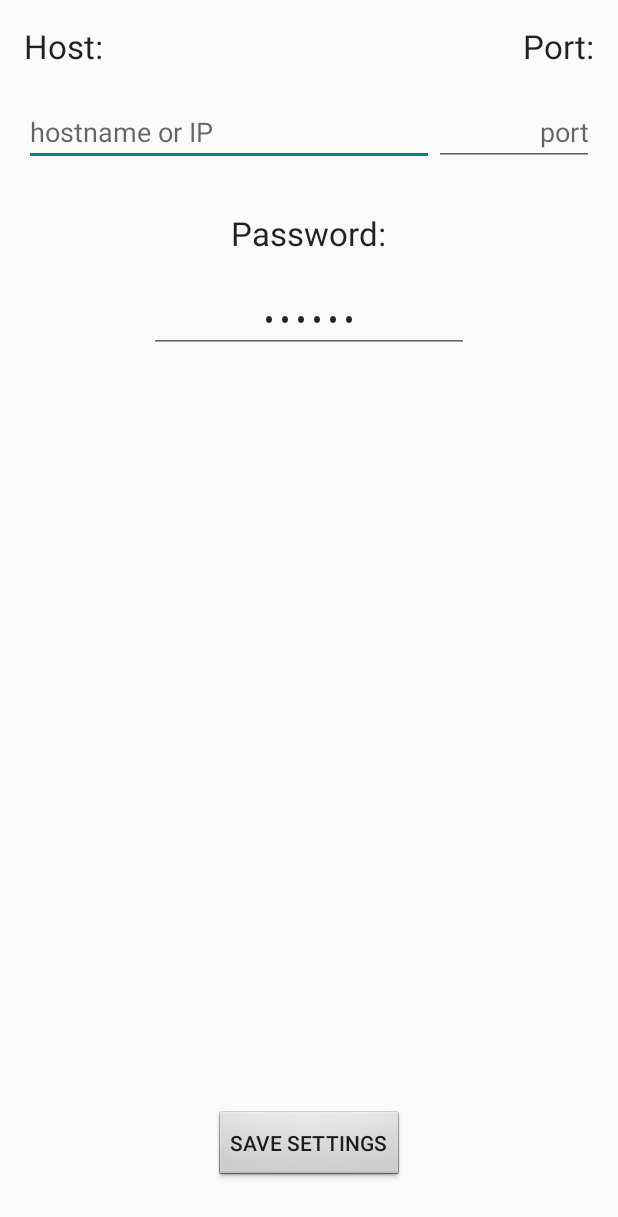
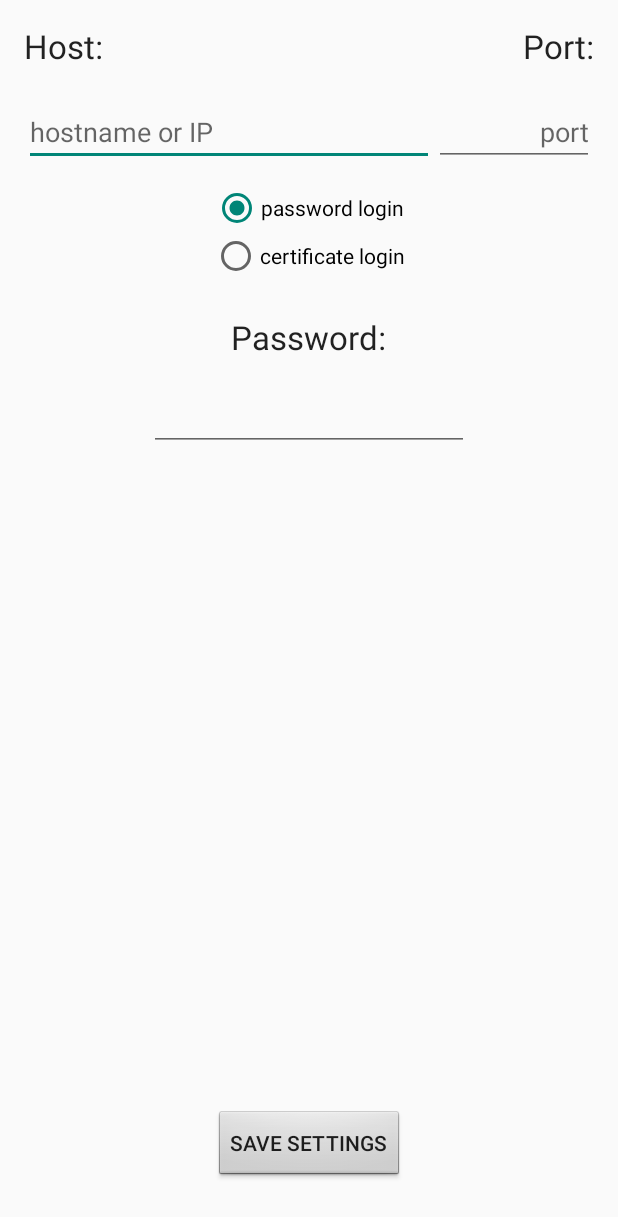
Before and after one commit to Trogious/DSpam, an Android app: the screen it shows after launch (SettingsActivity), in the options menu, after a tap on "Settings", on a phone screen of 412 x 824 dp. Shown: the top 1217 px of the screen. Run offline under Robolectric (Android 15) with nearby library versions, the phone set to English and light mode, and no system bars.

Commit message:
support for choosing between password and client cert authentication; minor fixes

```diff
--- a/app/src/main/java/net/swmud/trog/dspam/core/Constants.java
+++ b/app/src/main/java/net/swmud/trog/dspam/core/Constants.java
@@ -3,4 +3,6 @@ package net.swmud.trog.dspam.core;
 public interface Constants {
     String ENCODING = "UTF-8";
     String SECURE_PROTOCOL = "TLSv1.2";
+    String DATA_DIRECTORY = "DSpam";
+
 }
--- a/app/src/main/java/net/swmud/trog/dspam/core/Global.java
+++ b/app/src/main/java/net/swmud/trog/dspam/core/Global.java
@@ -1,5 +1,18 @@
 package net.swmud.trog.dspam.core;
 
+import android.os.Environment;
+
+import java.io.File;
+
 public class Global {
+    private static String keyStoresLocation;
     public static KeyStores keyStores;
+
+    public static String getKeyStoresLocation() {
+        if (null == keyStoresLocation) {
+            keyStoresLocation = new File(Environment.getExternalStorageDirectory().getPath(), Constants.DATA_DIRECTORY).getPath();
+        }
+
+        return keyStoresLocation;
+    }
 }
--- a/app/src/main/java/net/swmud/trog/dspam/core/KeyStores.java
+++ b/app/src/main/java/net/swmud/trog/dspam/core/KeyStores.java
@@ -15,7 +15,6 @@ import java.util.Enumeration;
 
 public class KeyStores {
     /* bcprov-jdk15on-154.jar */
-    private static final String KEY_DATA_DIR = "DSpam";
     private static final char[] KEY_STORE_PASSWORD = "dupa.12".toCharArray();
     private static final String KEY_STORE_CLIENT = "dspamstoreclient.bks";
     private static final String KEY_STORE_TRUST = "dspamstoretrust.bks";
@@ -50,7 +49,7 @@ public class KeyStores {
 
     @Nullable
     private KeyStore loadKeyStore(String keyStoreFileName) {
-        File path = new File(new File(dataDirectory, KEY_DATA_DIR), keyStoreFileName);
+        File path = new File(dataDirectory, keyStoreFileName);
         try {
             FileInputStream ksInputStream = new FileInputStream(path);
             KeyStore ks = KeyStore.getInstance(KeyStore.getDefaultType());
--- a/app/src/main/java/net/swmud/trog/dspam/gui/LaunchActivity.java
+++ b/app/src/main/java/net/swmud/trog/dspam/gui/LaunchActivity.java
@@ -2,7 +2,6 @@ package net.swmud.trog.dspam.gui;
 
 import android.content.Intent;
 import android.os.Bundle;
-import android.os.Environment;
 import android.support.v7.app.AppCompatActivity;
 import android.util.Log;
 import android.view.Menu;
@@ -28,17 +27,13 @@ public class LaunchActivity extends AppCompatActivity {
     private StringBuilder sending = new StringBuilder("sending request");
     private Settings settings = null;
 
-//    public static InputStream getInputStream() {
-//        return SELF.getResources().openRawResource(R.raw.mystore);
-//    }
-
     @Override
     protected void onCreate(Bundle savedInstanceState) {
         super.onCreate(savedInstanceState);
         setContentView(R.layout.activity_launch);
 
         settings = Settings.loadSettings(this);
-        Global.keyStores = new KeyStores(Environment.getExternalStorageDirectory().getPath(), new PasswordProvider() {
+        Global.keyStores = new KeyStores(Global.getKeyStoresLocation(), new PasswordProvider() {
             @Override
             public String getPassword() {
                 return settings.getPassword();
@@ -78,7 +73,7 @@ public class LaunchActivity extends AppCompatActivity {
         if (tcpClient != null) {
             tcpClient.finish();
         }
-        tcpClient = new TcpClient(settings.getHost(), settings.getPort(),
+        tcpClient = new TcpClient(settings.getHost(), settings.getPort(), settings.isLoginWithCertificate(),
                 new TcpClient.Listener<String>() {
                     @Override
                     public void onMessage(final String msg) {
--- a/app/src/main/java/net/swmud/trog/dspam/gui/SettingsActivity.java
+++ b/app/src/main/java/net/swmud/trog/dspam/gui/SettingsActivity.java
@@ -2,12 +2,17 @@ package net.swmud.trog.dspam.gui;
 
 import android.app.Activity;
 import android.os.Bundle;
+import android.os.Environment;
+import android.util.Log;
 import android.view.View;
 import android.widget.Button;
+import android.widget.CompoundButton;
+import android.widget.RadioButton;
 import android.widget.TextView;
 import android.widget.Toast;
 
 import net.swmud.trog.dspam.R;
+import net.swmud.trog.dspam.core.Global;
 import net.swmud.trog.dspam.core.Settings;
 
 public class SettingsActivity extends Activity {
@@ -21,13 +26,30 @@ public class SettingsActivity extends Activity {
         final Button saveButton = (Button) findViewById(R.id.buttonSveSettings);
         final TextView hostView = (TextView) findViewById(R.id.editHost);
         final TextView portView = (TextView) findViewById(R.id.editPort);
+        final RadioButton loginCertificate = (RadioButton) findViewById(R.id.radioCertificate);
+        final RadioButton loginPassword = (RadioButton) findViewById(R.id.radioPassword);
+        final TextView passwordLabel = (TextView) findViewById(R.id.labelPassword);
         final TextView passwordView = (TextView) findViewById(R.id.editPassword);
+        final TextView keyStoreLocationView = (TextView) findViewById(R.id.keystoreLocationView);
+        final TextView keyStoreLocationLabel = (TextView) findViewById(R.id.labelKeyStore);
 
         Settings settings = Settings.loadSettings(this);
         hostView.setText(settings.getHost());
         int port = settings.getPort();
         portView.setText(port < 1 ? "" : ""+port);
-        passwordView.setText(passwordView.getText());
+        passwordView.setText(settings.getPassword());
+        loginCertificate.setChecked(settings.isLoginWithCertificate());
+        loginPassword.setChecked(!settings.isLoginWithCertificate());
+        if (settings.isLoginWithCertificate()) {
+            passwordLabel.setText("Key store & private key password:");
+            keyStoreLocationView.setVisibility(View.VISIBLE);
+            keyStoreLocationLabel.setVisibility(View.VISIBLE);
+            keyStoreLocationView.setText(Environment.getExternalStorageDirectory().getPath());
+        } else {
+            passwordLabel.setText("Password:");
+            keyStoreLocationView.setVisibility(View.GONE);
+            keyStoreLocationLabel.setVisibility(View.GONE);
+        }
 
         saveButton.setOnClickListener(new View.OnClickListener() {
             @Override
@@ -40,9 +62,32 @@ public class SettingsActivity extends Activity {
                 } catch (NumberFormatException e) {
                 }
                 String password = passwordView.getText().toString();
+                Log.d("SA", "pass: " + password);
+                Settings.set(host, port, password, loginCertificate.isChecked()).save(self);
+                Toast.makeText(self, "Settings saved.", Toast.LENGTH_SHORT).show();
+            }
+        });
 
-                Settings.set(host, port, password).save(self);
-                Toast.makeText(self, "Settings saved.", Toast.LENGTH_SHORT).show();
+        loginPassword.setOnCheckedChangeListener(new CompoundButton.OnCheckedChangeListener() {
+            @Override
+            public void onCheckedChanged(CompoundButton compoundButton, boolean checked) {
+                if (checked) {
+                    passwordLabel.setText("Password:");
+                    keyStoreLocationView.setVisibility(View.GONE);
+                    keyStoreLocationLabel.setVisibility(View.GONE);
+                }
+            }
+        });
+
+        loginCertificate.setOnCheckedChangeListener(new CompoundButton.OnCheckedChangeListener() {
+            @Override
+            public void onCheckedChanged(CompoundButton compoundButton, boolean checked) {
+                if (checked) {
+                    passwordLabel.setText("Key store & private key password:");
+                    keyStoreLocationView.setVisibility(View.VISIBLE);
+                    keyStoreLocationLabel.setVisibility(View.VISIBLE);
+                    keyStoreLocationView.setText(Global.getKeyStoresLocation());
+                }
             }
         });
     }
--- a/app/src/main/java/net/swmud/trog/dspam/net/ExtendedKeyManager.java
+++ b/app/src/main/java/net/swmud/trog/dspam/net/ExtendedKeyManager.java
@@ -62,6 +62,7 @@ public class ExtendedKeyManager implements X509KeyManager {
         String hostName = ((InetSocketAddress) socketAddress).getHostName();
         for (X509KeyManager km : keyManagers) {
             for (String keyType : keyTypes) {
+                Log.d("KM", "keyType: " + keyType);
                 String[] aliases = km.getClientAliases(keyType, issuers);
                 if (null != aliases) {
                     for (String alias : aliases) {
--- a/app/src/main/java/net/swmud/trog/dspam/net/ExtendedSslFactory.java
+++ b/app/src/main/java/net/swmud/trog/dspam/net/ExtendedSslFactory.java
@@ -19,8 +19,8 @@ public class ExtendedSslFactory extends SSLSocketFactory {
     protected static final SSLSocketFactory SOCKET_FACTORY = (SSLSocketFactory) SSLSocketFactory.getDefault();
     protected SSLContext sslContext = SSLContext.getInstance(Constants.SECURE_PROTOCOL);
 
-    public ExtendedSslFactory() throws KeyManagementException, NoSuchAlgorithmException, KeyStoreException, UnrecoverableKeyException {
-        sslContext.init(new KeyManager[]{new ExtendedKeyManager()}, new TrustManager[]{new ExtendedTrustManager()}, null);
+    public ExtendedSslFactory(boolean useClientCertLogin) throws KeyManagementException, NoSuchAlgorithmException, KeyStoreException, UnrecoverableKeyException {
+        sslContext.init(useClientCertLogin ? new KeyManager[]{new ExtendedKeyManager()} : null, new TrustManager[]{new ExtendedTrustManager()}, null);
     }
 
     @Override
--- a/app/src/main/java/net/swmud/trog/dspam/net/TcpClient.java
+++ b/app/src/main/java/net/swmud/trog/dspam/net/TcpClient.java
@@ -34,6 +34,7 @@ public class TcpClient implements Runnable {
     private static final int CONNECT_TIMEOUT = 10000;
     private String host;
     private int port;
+    private boolean useClientCertLogin;
     private Socket socket = new Socket();
     private PrintWriter mBufferOut;
     private BufferedReader mBufferIn;
@@ -41,9 +42,10 @@ public class TcpClient implements Runnable {
     private Listener msgListener;
     private Listener errListener;
 
-    public TcpClient(String host, int port, Listener<String> msgListener, Listener<String> errListener) {
+    public TcpClient(String host, int port, boolean useClientCertLogin, Listener<String> msgListener, Listener<String> errListener) {
         this.host = host;
         this.port = port;
+        this.useClientCertLogin = useClientCertLogin;
         this.msgListener = msgListener;
         this.errListener = errListener;
     }
@@ -166,7 +168,7 @@ public class TcpClient implements Runnable {
     }
 
     private SSLSocket createSslSocket(Socket socket) throws NoSuchAlgorithmException, KeyManagementException, IOException, KeyStoreException, UnrecoverableKeyException {
-        SSLSocketFactory sf = new ExtendedSslFactory();//(SSLSocketFactory) SSLSocketFactory.getDefault();
+        SSLSocketFactory sf = new ExtendedSslFactory(useClientCertLogin);//(SSLSocketFactory) SSLSocketFactory.getDefault();
         SSLSocket sock = (SSLSocket) sf.createSocket(socket, host, port, true);
         sock.setEnabledProtocols(new String[]{Constants.SECURE_PROTOCOL});
 
--- a/app/src/main/res/layout/activity_settings.xml
+++ b/app/src/main/res/layout/activity_settings.xml
@@ -59,10 +59,10 @@
         android:layout_height="wrap_content"
         android:textAppearance="?android:attr/textAppearanceLarge"
         android:text="Password:"
-        android:id="@+id/textView11"
-        android:layout_below="@+id/editHost"
+        android:id="@+id/labelPassword"
+        android:layout_below="@+id/radioGroup"
         android:layout_centerHorizontal="true"
-        android:layout_marginTop="30dp"/>
+        android:layout_marginTop="23dp"/>
 
     <EditText
         android:layout_width="wrap_content"
@@ -70,10 +70,10 @@
         android:inputType="textPassword"
         android:minEms="10"
         android:id="@+id/editPassword"
-        android:layout_marginTop="20dp"
+        android:layout_marginTop="16dp"
         android:textAlignment="center"
         android:text="secret"
-        android:layout_below="@+id/textView11"
+        android:layout_below="@+id/labelPassword"
         android:layout_centerHorizontal="true"/>
 
     <Button
@@ -86,4 +86,51 @@
         android:layout_marginBottom="20dp"
         android:background="@android:drawable/btn_default"/>
 
+    <RadioGroup
+        android:id="@+id/radioGroup"
+        android:layout_width="wrap_content"
+        android:layout_height="wrap_content"
+        android:layout_marginTop="12dp"
+        android:layout_below="@+id/editHost"
+        android:layout_centerHorizontal="true">
+
+        <RadioButton
+            android:id="@+id/radioPassword"
+            android:layout_width="wrap_content"
+            android:layout_height="wrap_content"
+            android:layout_gravity="center_horizontal"
+            android:layout_weight="1"
+            android:text="password login"/>
+
+        <RadioButton
+            android:id="@+id/radioCertificate"
+            android:layout_width="wrap_content"
+            android:layout_height="wrap_content"
+            android:layout_alignTop="@+id/editHost"
+            android:layout_centerHorizontal="true"
+            android:layout_gravity="center_horizontal"
+            android:layout_weight="1"
+            android:checked="true"
+            android:text="certificate login"/>
+    </RadioGroup>
+
+    <TextView
+        android:id="@+id/labelKeyStore"
+        android:layout_width="wrap_content"
+        android:layout_height="wrap_content"
+        android:layout_below="@+id/editPassword"
+        android:layout_centerHorizontal="true"
+        android:layout_marginTop="17dp"
+        android:text="Key stores location:"
+        android:textAppearance="@style/TextAppearance.AppCompat.Large"/>
+
+    <TextView
+        android:id="@+id/keystoreLocationView"
+        android:layout_width="wrap_content"
+        android:layout_height="wrap_content"
+        android:layout_below="@+id/labelKeyStore"
+        android:layout_centerHorizontal="true"
+        android:layout_marginTop="19dp"
+        android:text="/path/to/location"/>
+
 </RelativeLayout>
```
Also changed, not shown: app/src/main/java/net/swmud/trog/dspam/core/Settings.java (+9 -2 lines), 1 other file.
